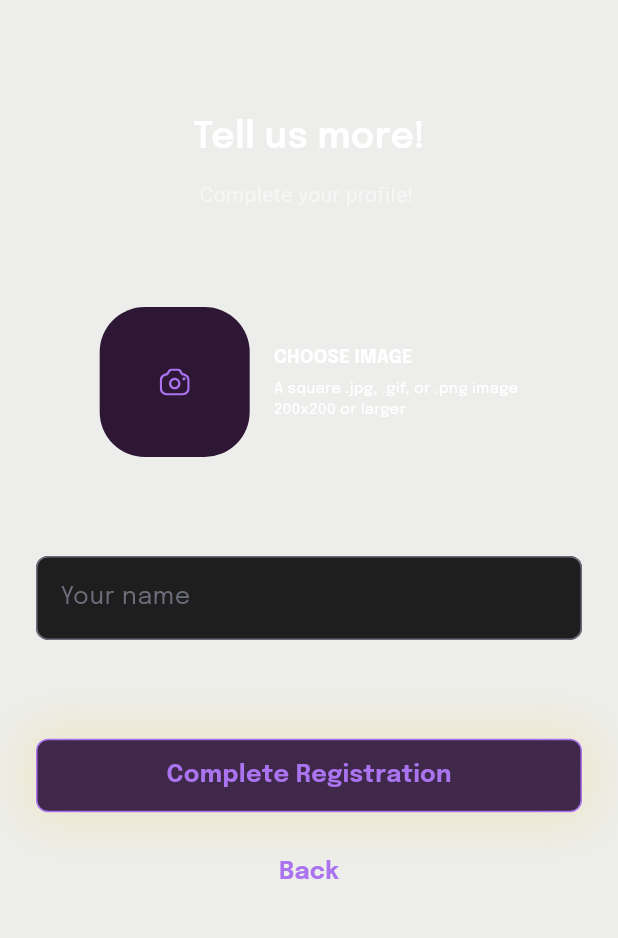
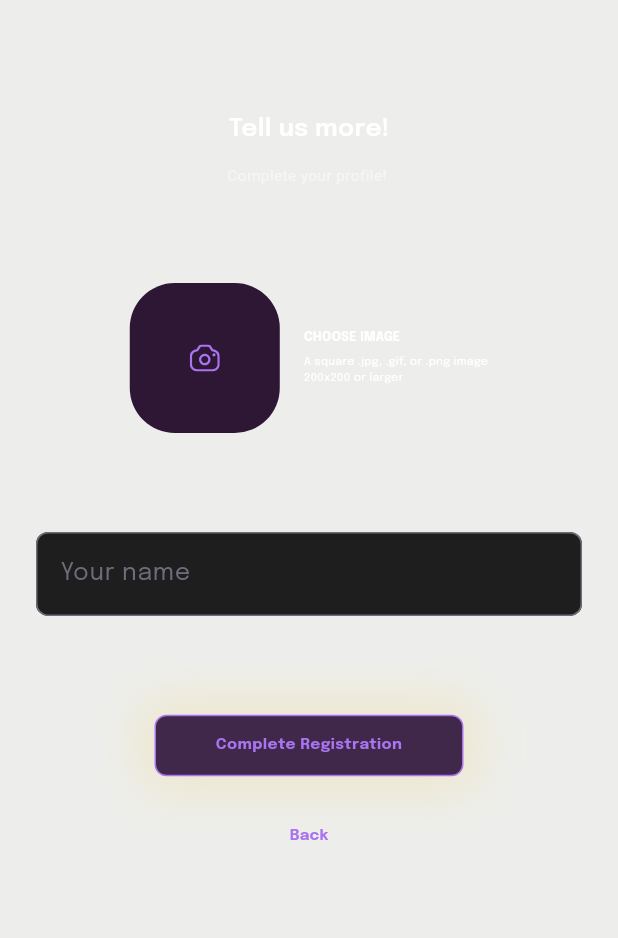
Before and after one commit to yasmimarj/streaming_app, a Flutter app: the screen it shows after launch, after a tap on "Create Account", on a phone screen of 412 x 824 dp, the part 161-1099 px from its top. Run offline on Flutter 3.47's test engine with Material 3 defaults, Android fonts, the phone set to English and light mode, and no system bars; our stand-ins replace dio, firebase_auth, firebase_core, flutter_svg, get_it, google_fonts and 3 more; accounts and stored records are empty; generated files the repository leaves out were written again.

Commit message:
feat(buttons): make buttons responsive with dynamic width and font scaling
Made buttons responsive by adjusting width dynamically based on screen size and scaling font sizes proportionally. Added support for different styles and behaviors (TextButton and custom button).

```diff
--- a/stream_app/lib/presentation/pages/complete_profile_page.dart
+++ b/stream_app/lib/presentation/pages/complete_profile_page.dart
@@ -61,21 +61,21 @@ class _CompleteProfilePageState extends State<CompleteProfilePage> {
                 height: 32,
               ),
               const SizedBox(height: 75),
-              const Text(
+              Text(
                 'Tell us more!',
                 style: TextStyle(
                   color: Colors.white,
-                  fontSize: 24,
+                  fontSize: MediaQuery.of(context).size.width * 0.04,
                   fontWeight: FontWeight.w600,
                 ),
               ),
               const SizedBox(height: 11),
-              const Text(
+              Text(
                 'Complete your profile! ',
                 style: TextStyle(
                   fontFamily: 'Montserrat',
                   color: Color.fromRGBO(255, 255, 255, 0.45),
-                  fontSize: 14,
+                  fontSize: MediaQuery.of(context).size.width * 0.025,
                   fontWeight: FontWeight.w400,
                 ),
               ),
@@ -99,23 +99,23 @@ class _CompleteProfilePageState extends State<CompleteProfilePage> {
                       onPressed: _pickImage,
                     ),
                   const SizedBox(width: 16),
-                  const Column(
+                  Column(
                     crossAxisAlignment: CrossAxisAlignment.start,
                     children: [
                       Text(
                         'CHOOSE IMAGE',
                         style: TextStyle(
                             color: Colors.white,
-                            fontSize: 12,
+                            fontSize: MediaQuery.of(context).size.width * 0.02,
                             fontWeight: FontWeight.w700,
                             fontFamily: "Epilogue"),
                       ),
-                      SizedBox(height: 5),
+                      const SizedBox(height: 5),
                       Text(
                         'A square .jpg, .gif, or .png image\n200x200 or larger',
                         style: TextStyle(
                             color: Color.fromRGBO(255, 255, 255, 1),
-                            fontSize: 10,
+                            fontSize: MediaQuery.of(context).size.width * 0.018,
                             fontWeight: FontWeight.w400,
                             fontFamily: "Epilogue"),
                       ),
@@ -192,18 +192,12 @@ class _CompleteProfilePageState extends State<CompleteProfilePage> {
                 },
               ),
               const SizedBox(height: 16),
-              TextButton(
+              CustomButton(
+                label: "Back",
                 onPressed: () {
                   Navigator.pop(context);
                 },
-                child: const Text(
-                  "Back",
-                  style: TextStyle(
-                    color: Color(0xFFAA73F0),
-                    fontSize: 16,
-                    fontWeight: FontWeight.bold,
-                  ),
-                ),
+                isTextButton: true,
               ),
             ],
           ),
--- a/stream_app/lib/presentation/pages/forgout_password.dart
+++ b/stream_app/lib/presentation/pages/forgout_password.dart
@@ -129,18 +129,12 @@ class _ForgoutPasswordPageState extends State<ForgoutPasswordPage> {
                         },
                       ),
                       SizedBox(height: screenHeight * 0.016),
-                      TextButton(
+                      CustomButton(
+                        label: "Back",
                         onPressed: () {
                           Navigator.pop(context);
                         },
-                        child: const Text(
-                          "Back",
-                          style: TextStyle(
-                            color: Color(0xFFAA73F0),
-                            fontSize: 16,
-                            fontWeight: FontWeight.bold,
-                          ),
-                        ),
+                        isTextButton: true,
                       ),
                     ],
                   ),
--- a/stream_app/lib/presentation/pages/instructions_page.dart
+++ b/stream_app/lib/presentation/pages/instructions_page.dart
@@ -42,12 +42,12 @@ class _InstructionsPagePageState extends State<InstructionsPage> {
                   ),
                 ),
                 SizedBox(height: screenHeight * 0.03),
-                const Text(
+                Text(
                   "If this was a valid email, instructions to reset your password will be sent to you. Please check your email.",
                   style: TextStyle(
                     fontFamily: 'Montserrat',
                     color: Colors.grey,
-                    fontSize: 14,
+                    fontSize: MediaQuery.of(context).size.width * 0.025,
                     fontWeight: FontWeight.w400,
                   ),
                   textAlign: TextAlign.center,
--- a/stream_app/lib/presentation/widgets/custom_button.dart
+++ b/stream_app/lib/presentation/widgets/custom_button.dart
@@ -3,19 +3,42 @@ import 'package:flutter/material.dart';
 class CustomButton extends StatelessWidget {
   final String label;
   final VoidCallback onPressed;
+  final bool isTextButton;
+  final double? fontSize;
+  final Color? backgroundColor;
 
   const CustomButton({
     Key? key,
     required this.label,
     required this.onPressed,
+    this.isTextButton = false,
+    this.fontSize,
+    this.backgroundColor,
   }) : super(key: key);
 
   @override
   Widget build(BuildContext context) {
+    final screenWidth = MediaQuery.of(context).size.width;
+
+    if (isTextButton) {
+      return TextButton(
+        onPressed: onPressed,
+        child: Text(
+          label,
+          style: TextStyle(
+            color: const Color(0xFFAA73F0),
+            fontSize: fontSize ?? screenWidth * 0.025,
+            fontWeight: FontWeight.bold,
+          ),
+        ),
+      );
+    } else {
       return GestureDetector(
         onTap: onPressed,
         child: Container(
+          width: screenWidth / 2,
           decoration: BoxDecoration(
+            color: backgroundColor ?? const Color.fromRGBO(63, 40, 73, 1.0),
             borderRadius: BorderRadius.circular(8.0),
             boxShadow: const [
               BoxShadow(
@@ -25,25 +48,21 @@ class CustomButton extends StatelessWidget {
                 offset: Offset(0, 0),
               ),
             ],
-        ),
-        child: Container(
-          decoration: BoxDecoration(
-            color: const Color.fromRGBO(63, 40, 73, 1.0),
-            borderRadius: BorderRadius.circular(8.0),
             border: Border.all(color: const Color(0xFFAA73F0), width: 1),
           ),
           padding: const EdgeInsets.symmetric(vertical: 12, horizontal: 16),
           alignment: Alignment.center,
           child: Text(
             label,
-            style: const TextStyle(
-              color: Color(0xFFAA73F0),
-              fontSize: 16,
+            textAlign: TextAlign.center,
+            style: TextStyle(
+              color: const Color(0xFFAA73F0),
+              fontSize: fontSize ?? screenWidth * 0.025,
               fontWeight: FontWeight.bold,
-            ),
             ),
           ),
         ),
       );
     }
   }
+}
--- a/stream_app/lib/presentation/widgets/divider_with_text.dart
+++ b/stream_app/lib/presentation/widgets/divider_with_text.dart
@@ -19,10 +19,10 @@ class DividerWithText extends StatelessWidget {
           padding: const EdgeInsets.symmetric(horizontal: 16.0),
           child: Text(
             text,
-            style: const TextStyle(
+            style: TextStyle(
               fontFamily: 'Outfit',
               color: Color.fromARGB(255, 108, 109, 122),
-              fontSize: 14,
+              fontSize: MediaQuery.of(context).size.width * 0.025,
               fontWeight: FontWeight.w500,
             ),
           ),
```
Lines whose indentation alone changed are shown as unchanged.
